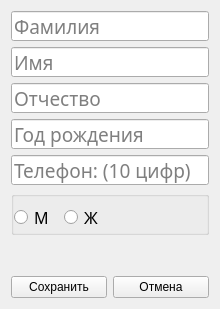
This is project/forms/Client_edit.ui in Galoev/nutritionist-helper as Qt 5 draws it before an edit. The edited form follows.
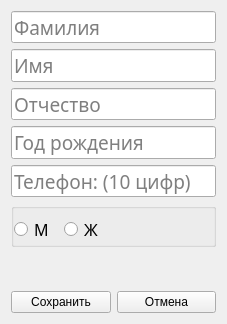
This is the edited form.

Diff of the .ui file:
```diff
--- a/project/forms/Client_edit.ui
+++ b/project/forms/Client_edit.ui
@@ -6,8 +6,8 @@
    <rect>
     <x>0</x>
     <y>0</y>
-    <width>220</width>
-    <height>309</height>
+    <width>227</width>
+    <height>324</height>
    </rect>
   </property>
   <property name="windowTitle">
```
